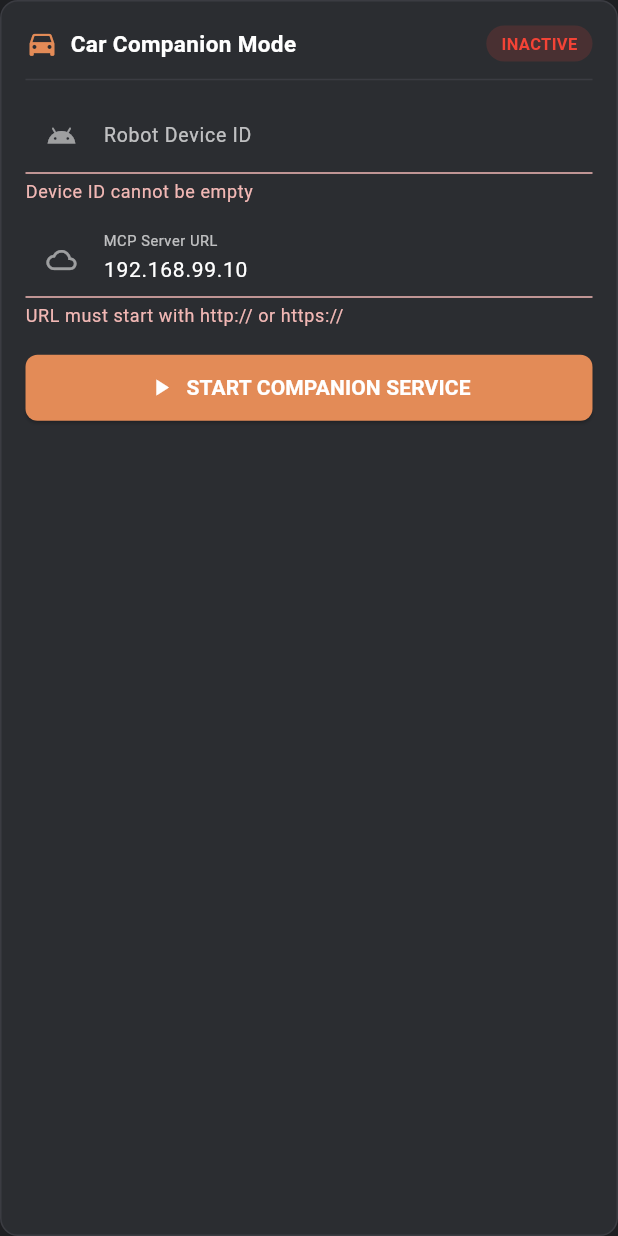
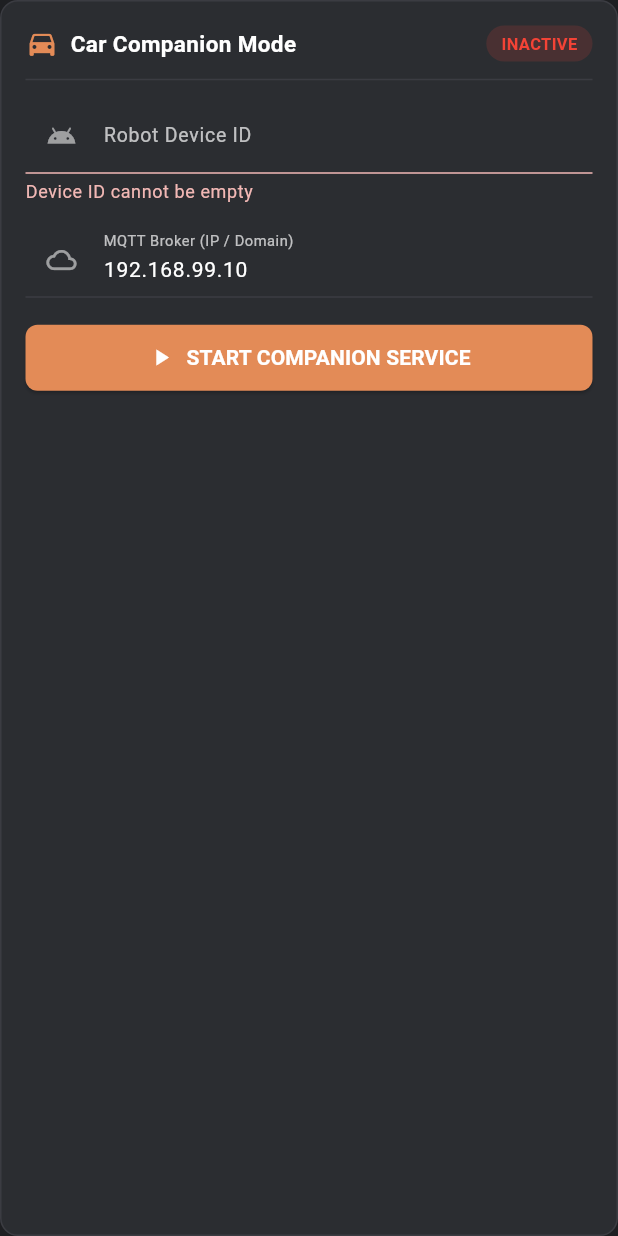
Before and after one commit to nixon42/flutter_mimo, a Flutter app: the CarCompanionCard widget shown alone on an empty page, opened directly, after a tap on "START COMPANION SERVICE", on a phone screen of 412 x 824 dp. Run offline on Flutter 3.47's test engine with Material 3 defaults, Android fonts, the phone set to English and light mode, and no system bars; our stand-ins replace fluttertoast, shared_preferences; missing offline and left inert: android_intent_plus, flutter_foreground_task, mqtt_client; accounts and stored records are empty.

Commit message:
feat(ui): update form validator to reject http and force clean mqtt domain/ip input

```diff
--- a/lib/presentation/ui/widgets/car_companion_card.dart
+++ b/lib/presentation/ui/widgets/car_companion_card.dart
@@ -24,7 +24,7 @@ class _CarCompanionCardState extends State<CarCompanionCard> {
       _deviceIdController.text = state.deviceId;
       _serverUrlController.text = state.serverUrl.isNotEmpty
           ? state.serverUrl
-          : 'https://mcp-android.xiaozhi.me/api/v1';
+          : '192.168.99.10';
     });
   }
 
@@ -161,9 +161,9 @@ class _CarCompanionCardState extends State<CarCompanionCard> {
               controller: _serverUrlController,
               enabled: !state.isRunning,
               decoration: const InputDecoration(
-                labelText: 'MCP Server URL',
+                labelText: 'MQTT Broker (IP / Domain)',
                 labelStyle: TextStyle(color: Colors.white70, fontSize: 13),
-                hintText: 'https://mcp-android.xiaozhi.me/api/v1',
+                hintText: 'e.g. 192.168.99.10',
                 prefixIcon: Icon(Icons.cloud_queue, color: Colors.white54, size: 20),
                 enabledBorder: UnderlineInputBorder(
                   borderSide: BorderSide(color: Color(0xFF3B3C42)),
@@ -175,10 +175,13 @@ class _CarCompanionCardState extends State<CarCompanionCard> {
               style: const TextStyle(color: Colors.white, fontSize: 14),
               validator: (value) {
                 if (value == null || value.trim().isEmpty) {
-                  return 'Server URL cannot be empty';
+                  return 'Broker address cannot be empty';
                 }
-                if (!value.startsWith('http://') && !value.startsWith('https://')) {
-                  return 'URL must start with http:// or https://';
+                if (value.startsWith('http://') || value.startsWith('https://')) {
+                  return 'Hanya masukkan IP atau Domain saja (tanpa http://)';
+                }
+                if (value.contains('/')) {
+                  return 'Jangan sertakan path atau karakter (/)';
                 }
                 return null;
               },
```
